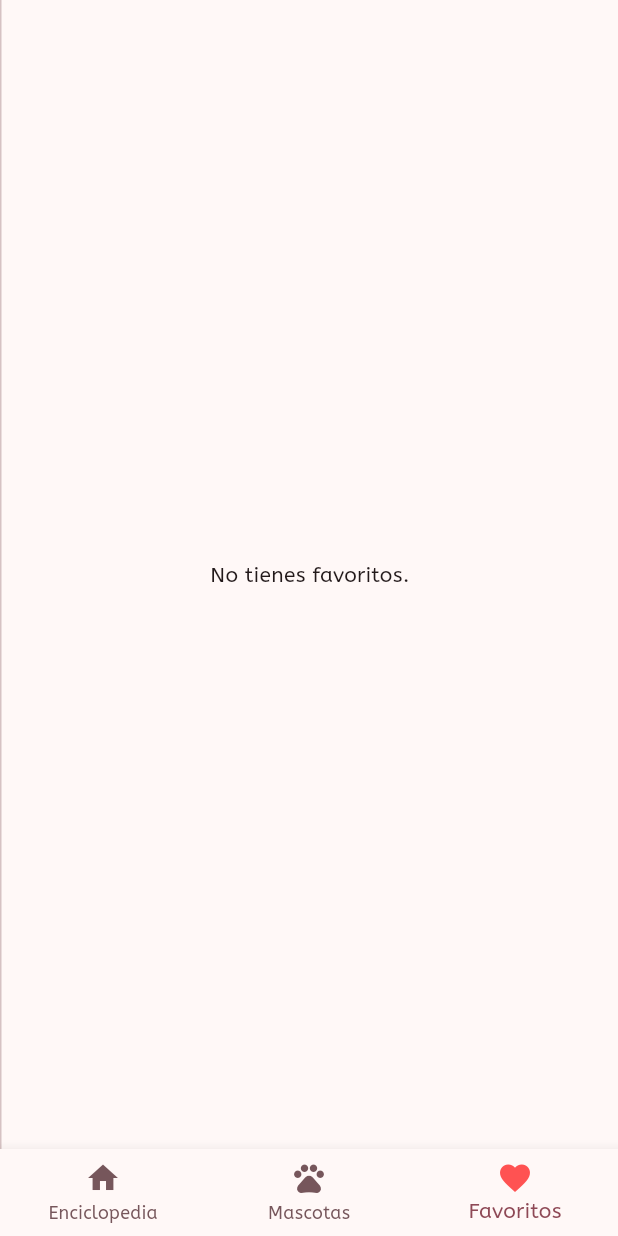
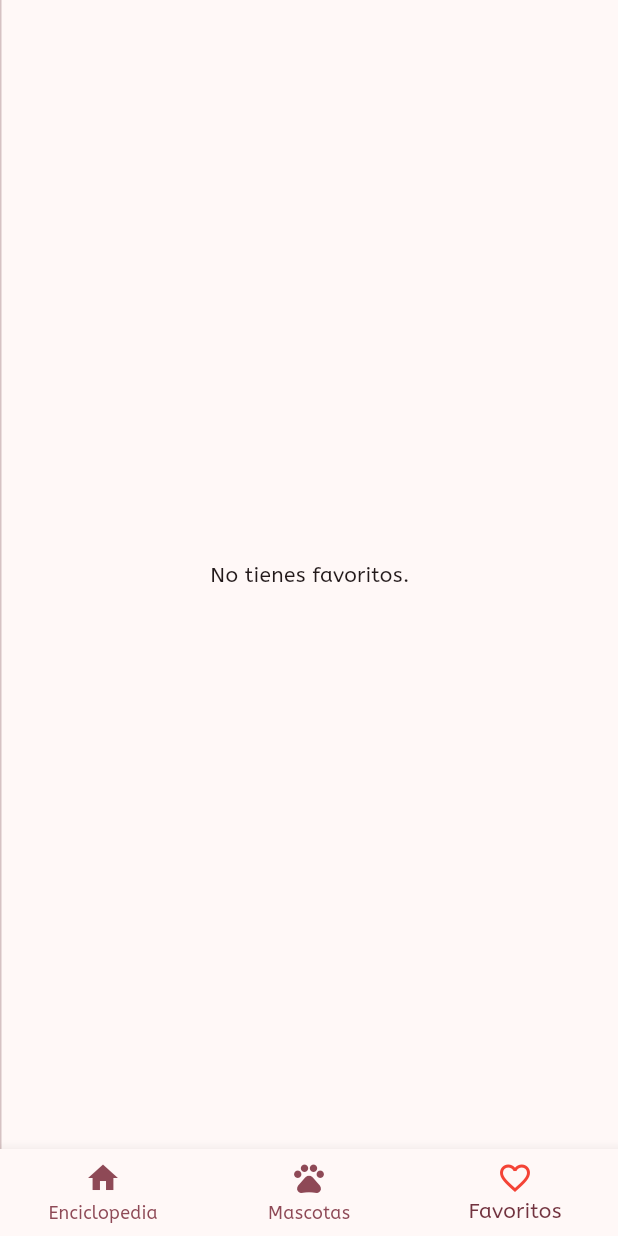
Before and after one commit to lokigram/enciclopedia_mascotas, a Flutter app: the screen it shows after launch, item 3 of the bottom bar chosen, on a phone screen of 412 x 824 dp. Run offline on Flutter 3.47's test engine with Material 3 defaults, Android fonts, the phone set to English and light mode, and no system bars; our stand-ins replace audioplayers.

Commit message:
reglando algunos bugs

```diff
--- a/assets/data/item_mascotas.json
+++ b/assets/data/item_mascotas.json
@@ -32,7 +32,7 @@
     {
         "tipo": "HAMSTER",
         "imagen": "assets/images/hamster.png",
-        "sonido": "sounds/Hamster.mp3",
+        "sonido": "sounds/hamster.mp3",
         "caracteristica": "El hámster es un pequeño roedor, popular como mascota por su tamaño y naturaleza juguetona."
     },
     {
--- a/assets/data/mascotas.json
+++ b/assets/data/mascotas.json
@@ -149,7 +149,7 @@
         "rasgo": "El hámster es un pequeño roedor, popular como mascota por su tamaño y naturaleza juguetona.",
         "raza": "Enano Ruso",
         "color": "Gris",
-        "retrato": "assets/images/hamster_ruso.png"
+        "retrato": "assets/images/hamster_enano.png"
     },
     {
         "tipo": "Hamster",
--- a/lib/screens/favorites_screen.dart
+++ b/lib/screens/favorites_screen.dart
@@ -1,13 +1,14 @@
+import 'package:animales_domesticos/models/pets_model.dart';
 import 'package:animales_domesticos/states/my_app_state.dart';
 import 'package:flutter/material.dart';
 import 'package:provider/provider.dart';
 
-import '../models/pets_model.dart';
-
 class FavoritesScreen extends StatelessWidget {
+  final List favorites;
 
   const FavoritesScreen({
     super.key,
+    required this.favorites,
   });
 
   @override
@@ -17,61 +18,61 @@ class FavoritesScreen extends StatelessWidget {
     final style = theme.textTheme.displayMedium!.copyWith(
       fontFamily: 'GamjaFlower-Regular',
       fontWeight: FontWeight.bold,
-      fontSize: 24,
+      fontSize: 32,
     );
-
-
-  // Usar los providers de cada tipo de mascota para obtener todos los favoritos
-  final dogFavs = context.watch<MyAppState<Dog>>().favorites;
-  final catFavs = context.watch<MyAppState<Cat>>().favorites;
-  final parrotFavs = context.watch<MyAppState<Parrot>>().favorites;
-  final tortoiseFavs = context.watch<MyAppState<Tortoise>>().favorites;
-  final rabbitFavs = context.watch<MyAppState<Rabbit>>().favorites;
-  final hamsterFavs = context.watch<MyAppState<Hamster>>().favorites;
-  final fishFavs = context.watch<MyAppState<Fish>>().favorites;
-
-  final favorites = [
-    ...dogFavs,
-    ...catFavs,
-    ...parrotFavs,
-    ...tortoiseFavs,
-    ...rabbitFavs,
-    ...hamsterFavs,
-    ...fishFavs,
-  ];
-
+    print(favorites);
     return favorites.isEmpty
         ? Center(child: Text('No tienes favoritos.'))
         : ListView(
             children: [
               Padding(
                 padding: const EdgeInsets.all(20),
-                child: Text( favorites.length == 1 ? 'FAVORITO: Tiene ${favorites.length} favorito':'FAVORITOS: Tienes ${favorites.length} favoritos', style: style),
+                child: Text(
+                    favorites.length == 1
+                        ? 'FAVORITO: Tiene ${favorites.length} favorito'
+                        : 'FAVORITOS: Tienes ${favorites.length} favoritos',
+                    style: style),
               ),
               for (var item in favorites)
                 ListTile(
-                  leading: Icon(Icons.favorite, color: Colors.red, size: 32.0,),
-                  title: Text(
-                    item is Dog
-                        ? 'Perro: ${item.raza}'
-                        : item is Cat
-                            ? 'Gato: ${item.raza}'
-                            : item is Hamster
-                                ? 'Hamster: ${item.raza}'
-                                : item is Parrot
-                                    ? 'Loro: ${item.especie}'
-                                    : item is Fish
-                                        ? 'Pez: ${item.especie}'
-                                        : item is Tortoise
-                                            ? 'Tortuga: ${item.especie}'
-                                            : item is Rabbit
-                                                ? 'Conejo: ${item.raza}'
-                                                : item.tipo,
+                  leading: Icon(
+                    Icons.favorite,
+                    color: Colors.red,
+                    size: 32.0,
                   ),
+                  title: Text(_getFavoriteTitle(item)),
                   trailing: IconButton(
                     icon: Icon(Icons.delete, color: Colors.grey),
                     tooltip: 'Quitar de favoritos',
-                    onPressed: () {
+                    onPressed: () => _getFavoriteDelete(context, item),
+                  ),
+                ),
+            ],
+          );
+  }
+}
+
+String _getFavoriteTitle(dynamic item) {
+  if (item is Dog) {
+    return 'Perro: ${item.raza}';
+  } else if (item is Cat) {
+    return 'Gato: ${item.raza}';
+  } else if (item is Hamster) {
+    return 'Hamster: ${item.raza}';
+  } else if (item is Parrot) {
+    return 'Loro: ${item.especie}';
+  } else if (item is Fish) {
+    return 'Pez: ${item.especie}';
+  } else if (item is Tortoise) {
+    return 'Tortuga: ${item.especie}';
+  } else if (item is Rabbit) {
+    return 'Conejo: ${item.raza}';
+  } else {
+    return item.tipo;
+  }
+}
+
+void _getFavoriteDelete(BuildContext context, dynamic item) {
   if (item is Dog) {
     context.read<MyAppState<Dog>>().toggleFavoriteDelete(item);
   } else if (item is Cat) {
@@ -87,10 +88,4 @@ class FavoritesScreen extends StatelessWidget {
   } else if (item is Rabbit) {
     context.read<MyAppState<Rabbit>>().toggleFavoriteDelete(item);
   }
-                    },
-                  ),
-                ),
-            ],
-          );
 }
-}
--- a/lib/screens/menu_screen.dart
+++ b/lib/screens/menu_screen.dart
@@ -1,7 +1,10 @@
+import 'package:animales_domesticos/models/pets_model.dart';
 import 'package:animales_domesticos/screens/favorites_screen.dart';
 import 'package:animales_domesticos/screens/home_screen.dart';
 import 'package:animales_domesticos/screens/targets_screen.dart';
+import 'package:animales_domesticos/states/my_app_state.dart';
 import 'package:flutter/material.dart';
+import 'package:provider/provider.dart';
 
 class MenuScreen extends StatefulWidget {
   @override
@@ -17,6 +20,23 @@ class _MenuScreenState extends State<MenuScreen> {
 
   @override
   Widget build(BuildContext context){
+    final dogFavs = context.watch<MyAppState<Dog>>().favorites;
+    final catFavs = context.watch<MyAppState<Cat>>().favorites;
+    final parrotFavs = context.watch<MyAppState<Parrot>>().favorites;
+    final tortoiseFavs = context.watch<MyAppState<Tortoise>>().favorites;
+    final rabbitFavs = context.watch<MyAppState<Rabbit>>().favorites;
+    final hamsterFavs = context.watch<MyAppState<Hamster>>().favorites;
+    final fishFavs = context.watch<MyAppState<Fish>>().favorites;
+
+    final List favoritos = [
+      ...dogFavs,
+      ...catFavs,
+      ...parrotFavs,
+      ...tortoiseFavs,
+      ...rabbitFavs,
+      ...hamsterFavs,
+      ...fishFavs,
+    ];
     final theme = Theme.of(context);
 
     Widget page;
@@ -28,7 +48,7 @@ class _MenuScreenState extends State<MenuScreen> {
         page = TargetsScreen();
       break;
       case 2:
-        page = FavoritesScreen();
+        page = FavoritesScreen(favorites: favoritos,);
       break;
       default:
         throw UnimplementedError('no existe el widget para $_selectedIndex');
@@ -37,17 +57,17 @@ class _MenuScreenState extends State<MenuScreen> {
       bottomNavigationBar: MediaQuery.of(context).size.width < 640
       ?BottomNavigationBar(
         currentIndex: _selectedIndex,
-        unselectedItemColor: theme.colorScheme.secondary,
-        selectedItemColor: theme.colorScheme.primary,
+        selectedItemColor: theme.colorScheme.onPrimaryContainer,
+        unselectedItemColor: theme.colorScheme.primary,
         onTap: (int value) {
           setState(() {
             _selectedIndex = value;
           });
         },
-        items: const [
-          BottomNavigationBarItem(icon: Icon(Icons.home), label: 'Enciclopedia'),
-          BottomNavigationBarItem(icon: Icon(Icons.pets_outlined), label: 'Mascotas'),
-          BottomNavigationBarItem(icon: Icon(Icons.favorite, color: Colors.redAccent,), label: 'Favoritos',),
+        items: [
+          const BottomNavigationBarItem(icon: Icon(Icons.home), label: 'Enciclopedia'),
+          const BottomNavigationBarItem(icon: Icon(Icons.pets_outlined), label: 'Mascotas'),
+          BottomNavigationBarItem(icon: Icon(favoritos.isEmpty ? Icons.favorite_border   :  Icons.favorite, color: Colors.red,), label: 'Favoritos',),
         ]
       )
       : null,
@@ -66,16 +86,16 @@ class _MenuScreenState extends State<MenuScreen> {
             labelType: labelType,
             destinations: [
                 NavigationRailDestination(
-                  icon: Icon(Icons.home),
-                  label: Text('Enciclopedia',),
+                  icon: Icon(Icons.home, color: theme.colorScheme.primary,),
+                  label: Text('Enciclopedia', style: TextStyle(color: theme.colorScheme.primary),),
                 ),
                 NavigationRailDestination(
-                  icon: Icon(Icons.pets_outlined),
-                  label: Text('Mascotas'),
+                  icon: Icon(Icons.pets_outlined, color: theme.colorScheme.primary,),
+                  label: Text('Mascotas', style: TextStyle(color: theme.colorScheme.primary),),
                 ),
                 NavigationRailDestination(
                   icon: Icon(Icons.favorite, color: Colors.redAccent,),
-                  label: Text('Favoritos',),
+                  label: Text('Favoritos', style: TextStyle(color: theme.colorScheme.primary),),
                 ),
               ],
             ),
--- a/lib/screens/targets_screen.dart
+++ b/lib/screens/targets_screen.dart
@@ -128,7 +128,7 @@ class _TargetsScreenState extends State<TargetsScreen> {
                   });
                 },
                 icon: const Icon(Icons.arrow_back),
-                label: Text('Retroceder', style: style,),
+                label: Text('Regresar', style: style,),
               )
             )
             : Column(
```
Also changed, not shown: lib/screens/pets_screen.dart (+7 -2 lines), lib/states/my_app_state.dart (+4 -4 lines), assets/images/hamster_enano.png (added), assets/images/hamster_ruso.png (deleted). Lines whose indentation alone changed are shown as unchanged.
